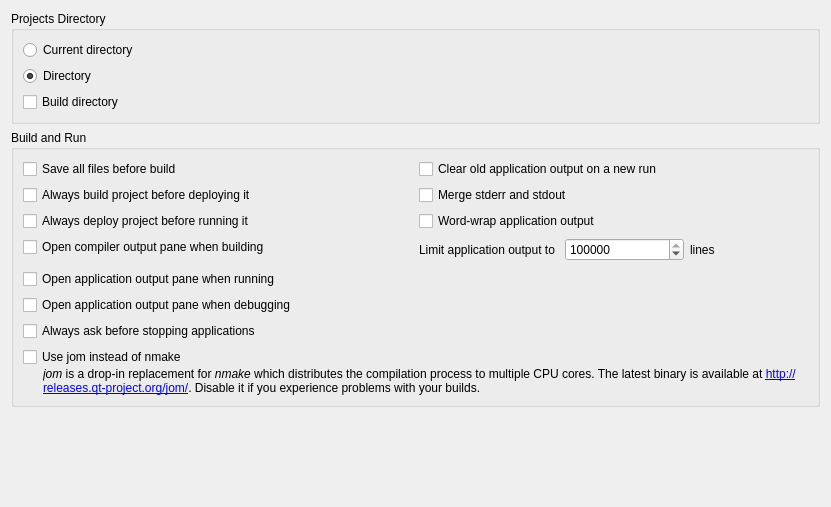
Qt form src/plugins/projectexplorer/projectexplorersettingspage.ui (qt-creator/qt-creator) before a commit.
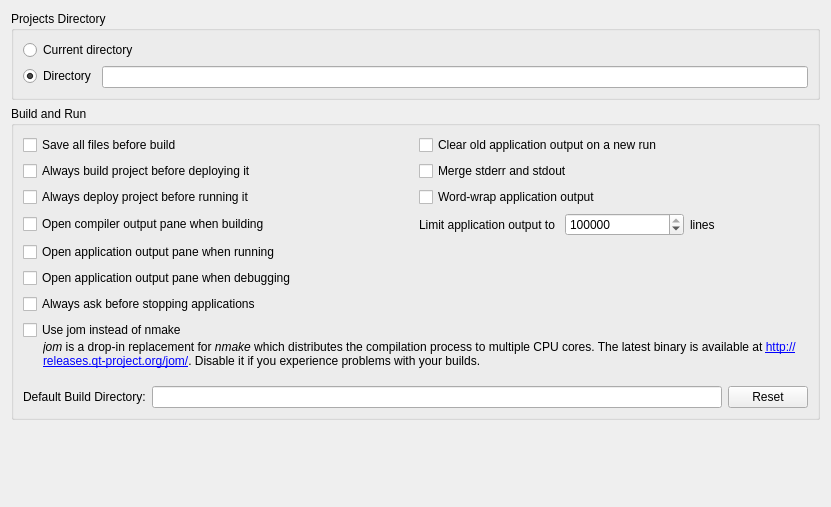
The same form after that commit. Custom widgets are drawn as their Qt base class.

Commit message:
Add configuration option for default build directory
Change the UI to always show the editor for the build directory.
Default to what we do for qmake projects right now (with shadow-
building enabled).

Use this setting in qmake based projects.

Set this to '.' for in-source builds by default.

Diff of the .ui file:
```diff
--- a/src/plugins/projectexplorer/projectexplorersettingspage.ui
+++ b/src/plugins/projectexplorer/projectexplorersettingspage.ui
@@ -33,23 +33,6 @@
         </attribute>
        </widget>
       </item>
-      <item row="1" column="1">
-       <widget class="Utils::PathChooser" name="projectsDirectoryPathChooser" native="true"/>
-      </item>
-      <item row="2" column="0">
-       <widget class="QCheckBox" name="buildDirectoryCheckBox">
-        <property name="text">
-         <string>Build directory</string>
-        </property>
-       </widget>
-      </item>
-      <item row="2" column="1">
-       <widget class="Utils::PathChooser" name="buildDirectoryPathChooser" native="true">
-        <property name="enabled">
-         <bool>false</bool>
-        </property>
-       </widget>
-      </item>
       <item row="1" column="0">
        <widget class="QRadioButton" name="directoryRadioButton">
         <property name="text">
@@ -63,6 +46,9 @@
         </attribute>
        </widget>
       </item>
+      <item row="1" column="1">
+       <widget class="Utils::PathChooser" name="projectsDirectoryPathChooser"/>
+      </item>
      </layout>
     </widget>
    </item>
@@ -124,7 +110,7 @@
         </property>
        </widget>
       </item>
-      <item row="3" column="1" rowspan="2">
+      <item row="3" column="1">
        <widget class="QWidget" name="widget" native="true">
         <layout class="QHBoxLayout" name="horizontalLayout">
          <property name="margin">
@@ -163,7 +149,21 @@
         </layout>
        </widget>
       </item>
-      <item row="7" column="0">
+      <item row="4" column="0">
+       <widget class="QCheckBox" name="showRunOutputCheckBox">
+        <property name="text">
+         <string>Open application output pane when running</string>
+        </property>
+       </widget>
+      </item>
+      <item row="5" column="0">
+       <widget class="QCheckBox" name="showDebugOutputCheckBox">
+        <property name="text">
+         <string>Open application output pane when debugging</string>
+        </property>
+       </widget>
+      </item>
+      <item row="6" column="0">
        <widget class="QCheckBox" name="promptToStopRunControlCheckBox">
         <property name="toolTip">
          <string>Ask before terminating the running application in response to clicking the stop button in Application Output.</string>
@@ -173,7 +173,7 @@
         </property>
        </widget>
       </item>
-      <item row="8" column="0" colspan="2">
+      <item row="7" column="0" colspan="2">
        <layout class="QVBoxLayout" name="verticalLayout">
         <property name="spacing">
          <number>0</number>
@@ -206,19 +206,29 @@
         </item>
        </layout>
       </item>
-      <item row="5" column="0">
-       <widget class="QCheckBox" name="showRunOutputCheckBox">
-        <property name="text">
-         <string>Open application output pane when running</string>
+      <item row="8" column="0" colspan="2">
+       <layout class="QHBoxLayout" name="horizontalLayout_2">
+        <property name="topMargin">
+         <number>12</number>
         </property>
-       </widget>
-      </item>
-      <item row="6" column="0">
-       <widget class="QCheckBox" name="showDebugOutputCheckBox">
-        <property name="text">
-         <string>Open application output pane when debugging</string>
-        </property>
-       </widget>
+        <item>
+         <widget class="QLabel" name="buildDirLabel">
+          <property name="text">
+           <string>Default Build Directory:</string>
+          </property>
+         </widget>
+        </item>
+        <item>
+         <widget class="QLineEdit" name="buildDirectoryEdit"/>
+        </item>
+        <item>
+         <widget class="QPushButton" name="resetButton">
+          <property name="text">
+           <string>Reset</string>
+          </property>
+         </widget>
+        </item>
+       </layout>
       </item>
      </layout>
      <zorder>saveAllFilesCheckBox</zorder>
@@ -252,8 +262,8 @@
  <customwidgets>
   <customwidget>
    <class>Utils::PathChooser</class>
-   <extends>QWidget</extends>
-   <header location="global">utils/pathchooser.h</header>
+   <extends>QLineEdit</extends>
+   <header>utils/pathchooser.h</header>
    <container>1</container>
   </customwidget>
  </customwidgets>
```
The commit also changes 8 other files.
